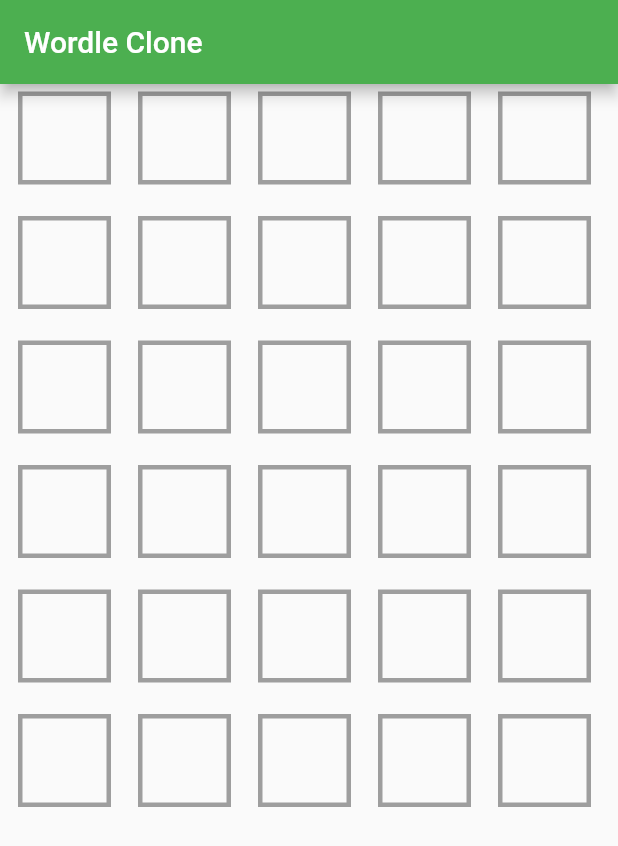
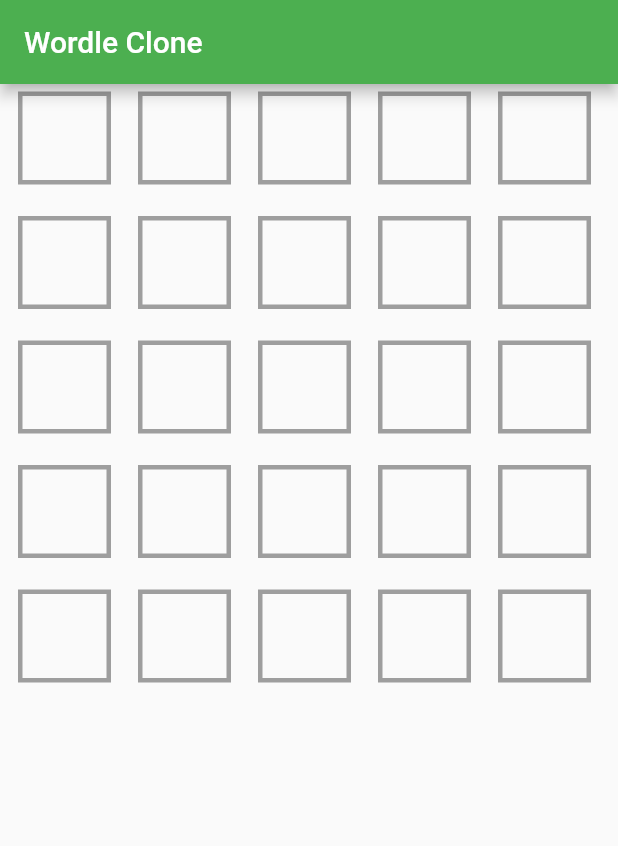
Before and after one commit to colbygarland/wordle_clone_flutter, a Flutter app: the screen it shows after launch, on a phone screen of 412 x 824 dp. Shown: the top 846 px of the screen. Run offline on Flutter 3.47's test engine with Material 2 defaults, Android fonts, the phone set to English and light mode, and no system bars.

Commit message:
Main functionality implemented

```diff
--- a/lib/main.dart
+++ b/lib/main.dart
@@ -1,5 +1,9 @@
 import 'package:flutter/material.dart';
 import 'package:wordle_clone/widgets/letter_row.dart';
+
+const LETTER_COUNT = 5;
+const WORD_LIST = ['hello', 'knoll', 'clone'];
+const TODAYS_WORD = 'knoll';
 
 void main() {
   runApp(const MyApp());
@@ -20,8 +24,39 @@ class MyApp extends StatelessWidget {
   }
 }
 
-class HomePage extends StatelessWidget {
+class HomePage extends StatefulWidget {
   const HomePage({Key? key}) : super(key: key);
+
+  @override
+  State<HomePage> createState() => _HomePageState();
+}
+
+class _HomePageState extends State<HomePage> {
+  final List<bool> _rowDisabled = [false, true, true, true, true];
+  int _currentIndex = 0;
+
+  updateRow(String word) {
+    word = word.toLowerCase();
+    if (!WORD_LIST.contains(word)) {
+      print('Word not in list');
+      return;
+    }
+    if (word == TODAYS_WORD) {
+      print('Impressive!');
+      setState(() {
+        _rowDisabled[_currentIndex] = true;
+      });
+    } else {
+      print('nope not it. try again');
+      setState(() {
+        // Disable the current one
+        _rowDisabled[_currentIndex] = true;
+        _currentIndex++;
+        // Enable the next one
+        _rowDisabled[_currentIndex] = false;
+      });
+    }
+  }
 
   @override
   Widget build(BuildContext context) {
@@ -29,9 +64,7 @@ class HomePage extends StatelessWidget {
       appBar: AppBar(
         title: const Text('Wordle Clone'),
       ),
-      body: Column(
-        children: const [LetterRow(), LetterRow(), LetterRow(), LetterRow(), LetterRow(), LetterRow()],
-      ),
+      body: Column(children: [for (int i = 0; i < LETTER_COUNT; i++) LetterRow(_rowDisabled[i], updateRow)]),
     );
   }
 }
--- a/lib/widgets/letter_row.dart
+++ b/lib/widgets/letter_row.dart
@@ -3,11 +3,13 @@ import 'dart:ui';
 import 'package:flutter/material.dart';
 import 'package:flutter/services.dart';
 
-// ignore: constant_identifier_names
-const LETTER_COUNT = 5;
+import '../main.dart';
 
+// ignore: must_be_immutable
 class LetterRow extends StatefulWidget {
-  const LetterRow({Key? key}) : super(key: key);
+  LetterRow(this.disabled, this.onEnterCallback, {Key? key}) : super(key: key);
+  bool disabled;
+  Function(String) onEnterCallback;
 
   @override
   State<LetterRow> createState() => _LetterRowState();
@@ -32,12 +34,14 @@ class _LetterRowState extends State<LetterRow> {
                 decoration: BoxDecoration(border: Border.all(width: 3, color: Colors.grey)),
               )),
         TextField(
+          readOnly: widget.disabled,
           style: const TextStyle(fontSize: 50, letterSpacing: 50, fontFeatures: [FontFeature.tabularFigures()]),
           inputFormatters: [_UpperCaseTextFormatter()],
           //textAlign: TextAlign.center,
           onChanged: (value) => setState(() {
             word = value;
           }),
+          onSubmitted: (value) => widget.onEnterCallback(value),
           maxLength: LETTER_COUNT,
           showCursor: false,
           decoration: const InputDecoration(
```
